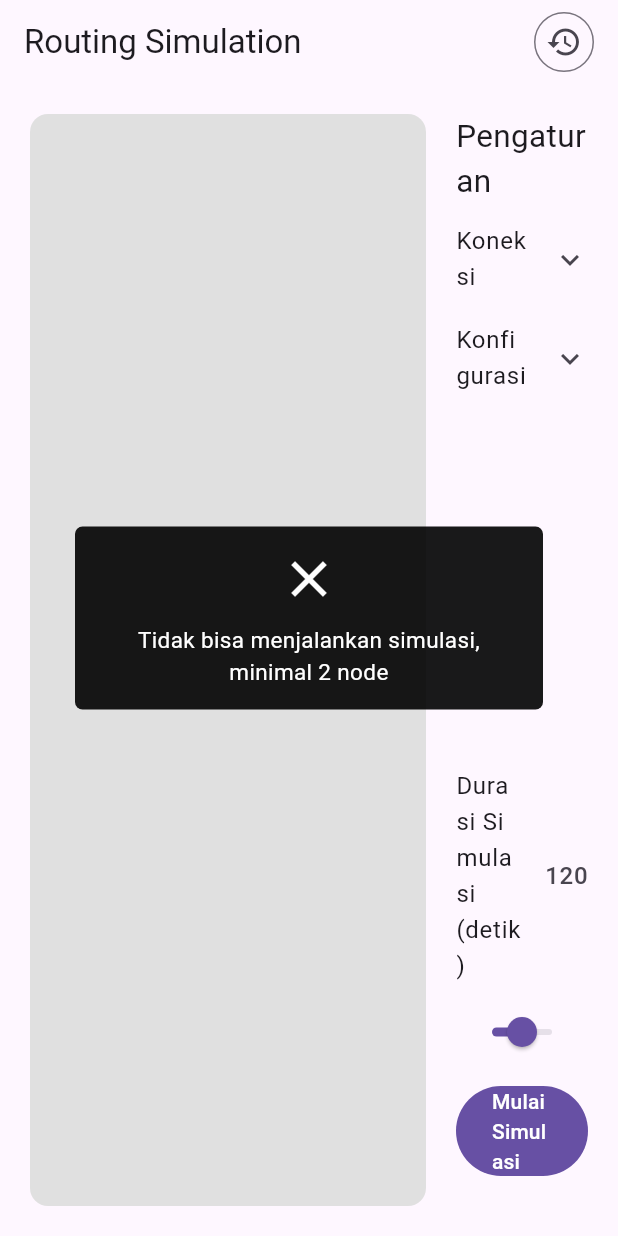
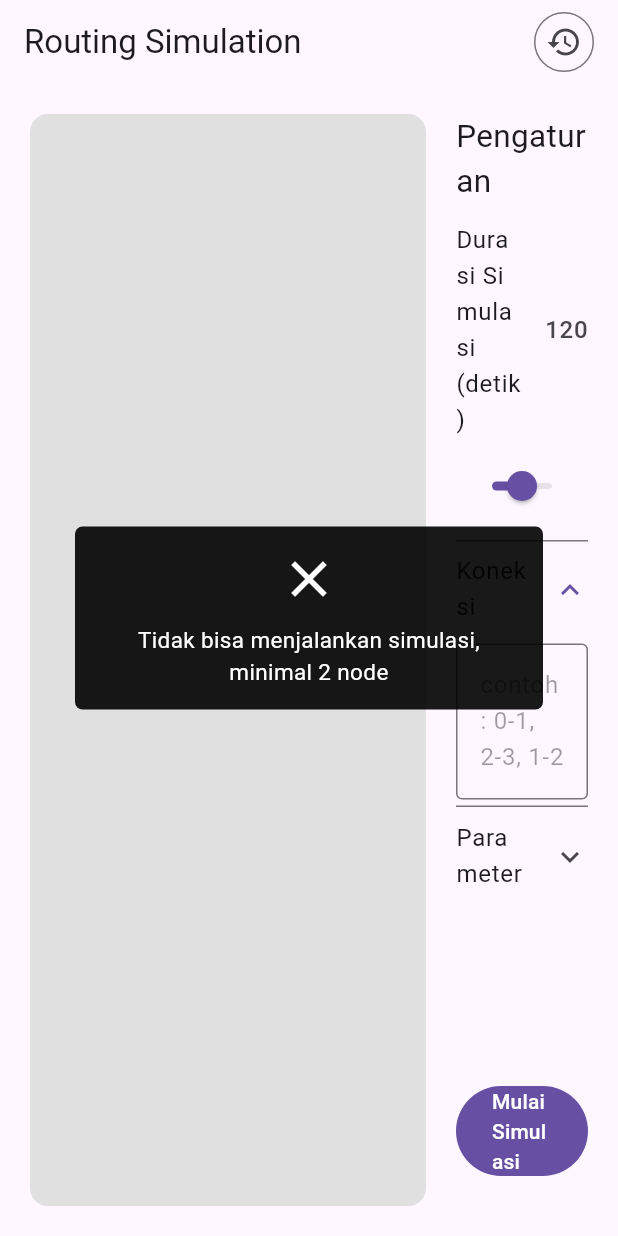
Before and after one commit to alifgiant/simulasi-routing, a Flutter app: the screen it shows after launch, after a tap on "Mulai Simulasi", on a phone screen of 412 x 824 dp. Run offline on Flutter 3.47's test engine with Material 3 defaults, Android fonts, the phone set to English and light mode, and no system bars; our stand-ins replace flutter_easyloading, web; missing offline and left inert: yaml_writer.

Commit message:
fix param setup

```diff
--- a/lib/src/core/link.dart
+++ b/lib/src/core/light_path.dart
@@ -1,10 +1,10 @@
 import 'dart:convert';
 
-class Link {
+class LightPath {
   final int source, target;
   final int fiber, lambda;
 
-  const Link({
+  const LightPath({
     required this.source,
     required this.target,
     required this.fiber,
@@ -12,7 +12,7 @@ class Link {
   });
 
   @override
-  bool operator ==(covariant Link other) {
+  bool operator ==(covariant LightPath other) {
     return source == other.source &&
         target == other.target &&
         fiber == other.fiber &&
--- a/lib/src/home/home_controller.dart
+++ b/lib/src/home/home_controller.dart
@@ -138,7 +138,7 @@ class HomeController extends ChangeNotifier {
     );
 
     Logger.i.log('======================================', showDate: false);
-    final validationResult = validateParamUsecase.start(
+    final expParam = validateParamUsecase.start(
       fiberCount,
       lambdaCount,
       offeredLoad,
@@ -147,22 +147,20 @@ class HomeController extends ChangeNotifier {
       circlesMap,
     );
 
-    if (validationResult == null) return;
+    if (expParam == null) return;
 
-    final config = setupNetworkConfigUsecase.start(
-      fiber: validationResult.fiberCount,
-      lambda: validationResult.lambdaCount,
-      holdTime: validationResult.holdTime,
-      offeredLoad: validationResult.offeredLoad,
+    final networkConfig = setupNetworkConfigUsecase.start(
+      fiberCount: expParam.fiberCount,
+      lambdaCount: expParam.lambdaCount,
       circlesMap: circlesMap,
       linksMap: linksMap,
     );
 
     Logger.i.log('Experiment Started ...');
-    final nodes = config.nodes..shuffle();
-    Logger.i.log('Communication from ${nodes[0]} to ${nodes[1]}');
+    // final nodes = networkConfig.nodes..shuffle();
+    // Logger.i.log('Communication from ${nodes[0]} to ${nodes[1]}');
     Logger.i.log('Step 1: Construction of pre-defined paths');
-    routeFinderUsecase.start(config);
+    routeFinderUsecase.start(networkConfig);
     Logger.i.log('Step 2: Collecting information by signaling');
     Logger.i.log('Step 3: Route and wavelength selection');
     //
--- a/lib/src/home/home_screen.dart
+++ b/lib/src/home/home_screen.dart
@@ -73,9 +73,26 @@ class HomeView extends StatelessWidget {
               children: [
                 const Text('Pengaturan', style: TextStyle(fontSize: 21)),
                 const SizedBox(height: 4),
+                ListTile(
+                  contentPadding: EdgeInsets.zero,
+                  title: const Text('Durasi Simulasi (detik)'),
+                  trailing: Text(
+                    controller.experimentDuration.toString(),
+                    style: const TextStyle(fontSize: 16),
+                  ),
+                ),
+                Slider(
+                  value: controller.experimentDuration.toDouble(),
+                  min: 0,
+                  max: 240,
+                  divisions: 24,
+                  onChanged: controller.changeExperimentDuration,
+                ),
+                const SizedBox(height: 12),
                 ExpansionTile(
                   title: const Text('Koneksi'),
                   tilePadding: EdgeInsets.zero,
+                  initiallyExpanded: true,
                   children: [
                     const SizedBox(height: 4),
                     TextField(
@@ -92,7 +109,7 @@ class HomeView extends StatelessWidget {
                   ],
                 ),
                 ExpansionTile(
-                  title: const Text('Konfigurasi'),
+                  title: const Text('Parameter'),
                   tilePadding: EdgeInsets.zero,
                   children: [
                     const SizedBox(height: 4),
@@ -128,7 +145,7 @@ class HomeView extends StatelessWidget {
                     ),
                     ListTile(
                       contentPadding: EdgeInsets.zero,
-                      title: const Text('Beban'),
+                      title: const Text('Beban Jaringan'),
                       trailing: Text(
                         controller.offeredLoad.toString(),
                         style: const TextStyle(fontSize: 16),
@@ -141,7 +158,9 @@ class HomeView extends StatelessWidget {
                     ),
                     ListTile(
                       contentPadding: EdgeInsets.zero,
-                      title: const Text('Durasi Hold Ligth-path (detik)'),
+                      title: const Text(
+                        'Rata-rata waktu penggunaan jalur (detik)',
+                      ),
                       trailing: Text(
                         controller.holdingTime.toString(),
                         style: const TextStyle(fontSize: 16),
@@ -149,7 +168,7 @@ class HomeView extends StatelessWidget {
                     ),
                     Slider(
                       value: controller.holdingTime.toDouble(),
-                      min: 0,
+                      min: 1,
                       max: 20,
                       divisions: 10,
                       onChanged: controller.changeHoldTime,
@@ -160,22 +179,6 @@ class HomeView extends StatelessWidget {
               ],
             ),
           ),
-          ListTile(
-            contentPadding: EdgeInsets.zero,
-            title: const Text('Durasi Simulasi (detik)'),
-            trailing: Text(
-              controller.experimentDuration.toString(),
-              style: const TextStyle(fontSize: 16),
-            ),
-          ),
-          Slider(
-            value: controller.experimentDuration.toDouble(),
-            min: 0,
-            max: 240,
-            divisions: 24,
-            onChanged: controller.changeExperimentDuration,
-          ),
-          const SizedBox(height: 12),
           FilledButton(
             onPressed: controller.onStartSimulation,
             style: FilledButton.styleFrom(
--- a/lib/src/usecases/setup_exp_config_usecase.dart
+++ b/lib/src/usecases/setup_exp_config_usecase.dart
@@ -1,63 +1,72 @@
 import 'package:routing_nanda/src/core/circle_data.dart';
-import 'package:routing_nanda/src/core/link.dart';
+import 'package:routing_nanda/src/core/light_path.dart';
 import 'package:routing_nanda/src/core/node.dart';
 import 'package:routing_nanda/src/utils/logger.dart';
-import 'package:yaml_writer/yaml_writer.dart';
 
 class SetupNetworkConfigUsecase {
-  final yamlWriter = YamlWriter(toEncodable: (object) => object.toString());
-
   ConfigResult start({
-    required int fiber,
-    required int lambda,
-    required int holdTime,
-    required double offeredLoad,
+    required int fiberCount,
+    required int lambdaCount,
     required Map<int, CircleData> circlesMap,
     required Map<int, Set<int>> linksMap,
   }) {
     Logger.i.log('Configuring Network ...');
-    final cables = <Link>[];
+
+    final nodes = circlesMap.values.map(Node.fromCircle).toList();
+    final lightpaths = <LightPath>[];
     for (var connection in linksMap.entries) {
       final source = connection.key;
       final targets = connection.value;
       for (var target in targets) {
-        for (var fiberI = 0; fiberI < fiber; fiberI++) {
-          for (var lambdaI = 0; lambdaI < lambda; lambdaI++) {
-            final cable = Link(
+        for (var fiberI = 0; fiberI < fiberCount; fiberI++) {
+          for (var lambdaI = 0; lambdaI < lambdaCount; lambdaI++) {
+            lightpaths.add(LightPath(
               source: source,
               target: target,
               fiber: fiberI,
               lambda: lambdaI,
-            );
-            cables.add(cable);
+            ));
           }
         }
       }
     }
-    cables.shuffle();
-
-    // final rateOfRequest = offeredLoad * fiber * lambda / holdTime;
-
-    Logger.i.log('Total cables (link x fiber x lambda): ${cables.length}');
-    Logger.i.log('Offered Load: $offeredLoad');
-    Logger.i.log('Request Rate / second (λ): $offeredLoad');
-    Logger.i.log('Offered Load: $offeredLoad');
-    Logger.i.log('Available Link:\n${yamlWriter.write(cables)}');
-    final nodes = circlesMap.values.map(Node.fromCircle).toList();
+    final links = linksMap.entries.fold(
+      [],
+      (prev, entry) =>
+          prev +
+          entry.value
+              .map((target) => 'Node(${entry.key}) <-> Node($target)')
+              .toList(),
+    );
+    Logger.i.log('Network Configured: \n${stringYamlWriter.write(
+      {
+        'Nodes': nodes,
+        'Total Node': nodes.length,
+        'Links': links,
+        'Total Link': linksMap.values.fold(
+          0,
+          (prev, link) => prev + link.length,
+        ),
+        'Total light-path (link x fiber x lambda)': lightpaths.length,
+      },
+    )}');
 
     return ConfigResult(
-      availableLink: cables,
+      lightpaths: lightpaths,
       nodes: nodes,
+      linksMap: linksMap,
     );
   }
 }
 
 class ConfigResult {
-  final List<Link> availableLink;
+  final List<LightPath> lightpaths;
   final List<Node> nodes;
+  final Map<int, Set<int>> linksMap;
 
   ConfigResult({
-    required this.availableLink,
+    required this.lightpaths,
     required this.nodes,
+    required this.linksMap,
   });
 }
--- a/lib/src/usecases/validate_config_usecase.dart
+++ b/lib/src/usecases/validate_config_usecase.dart
@@ -26,14 +26,6 @@ class ValidateParamUsecase {
       return null;
     }
 
-    if (offeredLoad == 1) {
-      EasyLoading.showError(
-        'Tidak bisa menjalankan simulasi, atur beban dibawah 1',
-      );
-      Logger.i.log('Error offeredLoad == 1');
-      return null;
-    }
-
     if (holdTime <= 0) {
       EasyLoading.showError(
         'Tidak bisa menjalankan simulasi, atur waktu tinggu lebih besar dari 0',
@@ -47,37 +39,47 @@ class ValidateParamUsecase {
       return null;
     }
 
-    Logger.i.log(
-      'Simulation Parameter is valid\n${defaultYamlWriter.write(
-        {
-          'fiberCount': fiberCount,
-          'lambdaCount': lambdaCount,
-          'offeredLoad': offeredLoad,
-          'holdTime': '${holdTime}s',
-          'experimentDuration': '${experimentDuration}s',
-        },
-      )}',
-    );
-
-    return ExperimentParams(
+    final params = ExperimentParams(
       fiberCount: fiberCount,
       lambdaCount: lambdaCount,
       offeredLoad: offeredLoad,
       holdTime: holdTime,
       experimentDuration: experimentDuration,
     );
+
+    Logger.i.log(
+      'Simulation Parameter is valid\n${defaultYamlWriter.write(params)}',
+    );
+
+    return params;
   }
 }
 
 class ExperimentParams {
   final int fiberCount, lambdaCount, holdTime, experimentDuration;
-  final double offeredLoad, rateOfRequest;
+  final double offeredLoad;
+  late final double rateOfRequest;
 
-  const ExperimentParams({
+  ExperimentParams({
     required this.fiberCount,
     required this.lambdaCount,
     required this.offeredLoad,
     required this.holdTime,
     required this.experimentDuration,
-  }) : rateOfRequest = offeredLoad * fiberCount * lambdaCount / holdTime;
+  }) {
+    const precision = 1000;
+    final realRate = offeredLoad * fiberCount * lambdaCount / holdTime;
+    rateOfRequest = (realRate * precision).floorToDouble() / precision;
+  }
+
+  Map<String, dynamic> toJson() {
+    return {
+      'Fiber Count': fiberCount,
+      'Wavelength Count in a Fiber': lambdaCount,
+      'Offered load': offeredLoad,
+      'Mean Hold Time each connection': '${holdTime}s',
+      'Rate Request / second (λ)': '$rateOfRequest/s',
+      'Experiment Duration': '${experimentDuration}s',
+    };
+  }
 }
--- a/lib/src/utils/logger.dart
+++ b/lib/src/utils/logger.dart
@@ -15,3 +15,4 @@ class Logger {
 }
 
 final defaultYamlWriter = YamlWriter();
+final stringYamlWriter = YamlWriter(toEncodable: (object) => object.toString());
```
